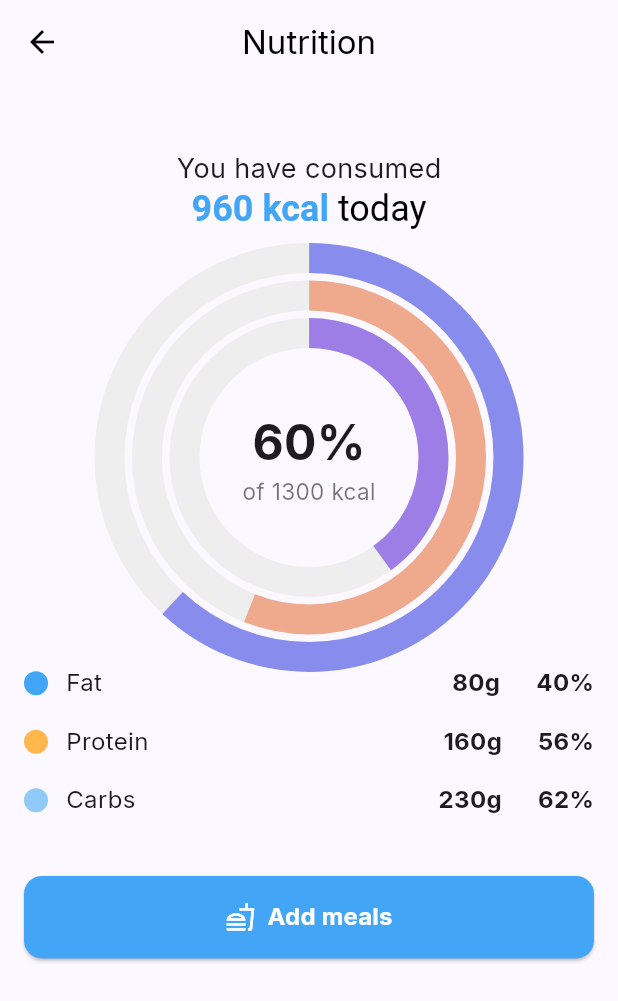
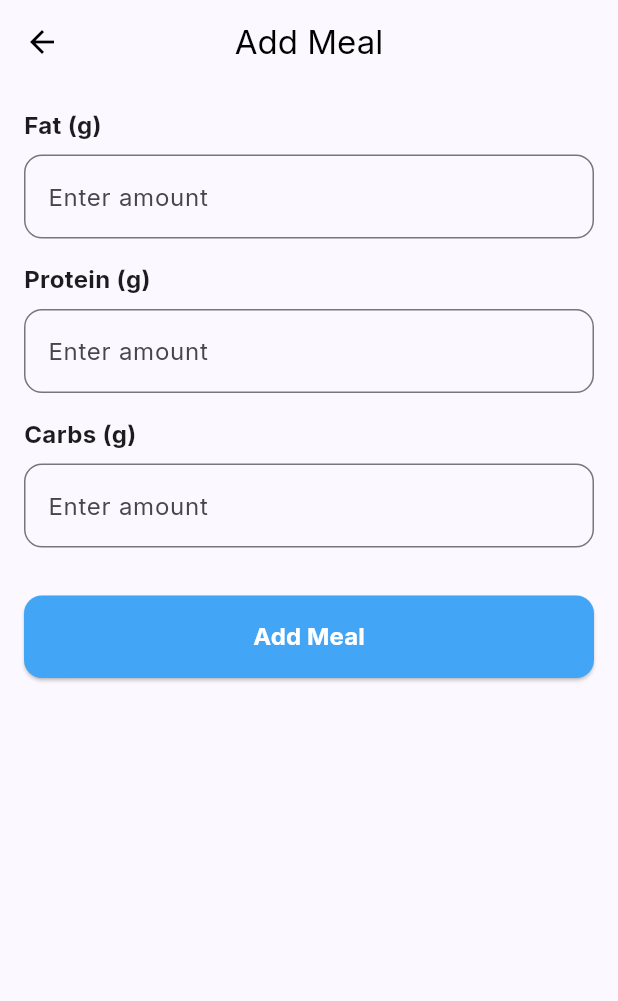
Before and after one commit to RITWIZSINGH/quamin-health-module-frontend, a Flutter app: the NutritionScreen screen opened directly, after a tap on "Add meals", on a phone screen of 412 x 824 dp. Shown: the top 1001 px of the screen. Run offline on Flutter 3.47's test engine with Material 3 defaults, Android fonts, the phone set to English and light mode, and no system bars; our stand-ins replace fl_chart, flutter_svg, go_router, google_fonts; network calls fail.

Commit message:
Implemented a feature to add meals in the nutrition tracker highlight screen

```diff
--- a/lib/main.dart
+++ b/lib/main.dart
@@ -1,7 +1,8 @@
 import 'package:flutter/material.dart';
+import 'package:provider/provider.dart';
 import 'package:quamin_health_module/routes/router.dart';
 import 'package:quamin_health_module/theme/app_theme.dart';
-
+import 'providers/meal_provider.dart';
 void main() {
   runApp(const MyApp());
 }
@@ -11,11 +12,16 @@ class MyApp extends StatelessWidget {
 
   @override
   Widget build(BuildContext context) {
-    return MaterialApp.router(
-      title: 'Health Tracker',
-      theme: AppTheme.lightTheme,
-      routerConfig: router,
-      debugShowCheckedModeBanner: false,
+    return MultiProvider(
+      providers: [
+        ChangeNotifierProvider(create: (_) => MealProvider()),
+      ],
+      child: MaterialApp.router(
+        title: 'Health Tracker',
+        theme: AppTheme.lightTheme,
+        routerConfig: router,
+        debugShowCheckedModeBanner: false,
+      ),
     );
   }
 }
--- /dev/null
+++ b/lib/models/meal.dart
@@ -0,0 +1,27 @@
+class Meal {
+  final double fat;
+  final double protein;
+  final double carbs;
+  final DateTime timestamp;
+
+  Meal({
+    required this.fat,
+    required this.protein,
+    required this.carbs,
+    required this.timestamp,
+  });
+
+  Map<String, dynamic> toJson() => {
+    'fat': fat,
+    'protein': protein,
+    'carbs': carbs,
+    'timestamp': timestamp.toIso8601String(),
+  };
+
+  factory Meal.fromJson(Map<String, dynamic> json) => Meal(
+    fat: json['fat'] as double,
+    protein: json['protein'] as double,
+    carbs: json['carbs'] as double,
+    timestamp: DateTime.parse(json['timestamp'] as String),
+  );
+}
--- /dev/null
+++ b/lib/providers/meal_provider.dart
@@ -0,0 +1,26 @@
+import 'package:flutter/foundation.dart';
+import '../models/meal.dart';
+
+class MealProvider extends ChangeNotifier {
+  final List<Meal> _meals = [];
+
+  List<Meal> get meals => List.unmodifiable(_meals);
+
+  double get totalFat => _meals.fold(0, (sum, meal) => sum + meal.fat);
+  double get totalProtein => _meals.fold(0, (sum, meal) => sum + meal.protein);
+  double get totalCarbs => _meals.fold(0, (sum, meal) => sum + meal.carbs);
+
+  double get fatPercentage => totalFat / 65; // Based on 65g daily value
+  double get proteinPercentage => totalProtein / 50; // Based on 50g daily value
+  double get carbsPercentage => totalCarbs / 300; // Based on 300g daily value
+
+  void addMeal(Meal meal) {
+    _meals.add(meal);
+    notifyListeners();
+  }
+
+  void clearMeals() {
+    _meals.clear();
+    notifyListeners();
+  }
+}
--- a/lib/routes/router.dart
+++ b/lib/routes/router.dart
@@ -10,7 +10,7 @@ final router = GoRouter(
   routes: [
     GoRoute(
       path: '/',
-      builder: (context, state) => const DashboardScreen(),
+      builder: (context, state) => const LaunchScreen(),
     ),
     GoRoute(
       path: '/signup',
--- /dev/null
+++ b/lib/screens/dashboard/highlightscreens/nutrition_tracker_screens/add_meal_screen.dart
@@ -0,0 +1,109 @@
+import 'package:flutter/material.dart';
+import 'package:provider/provider.dart';
+import '/models/meal.dart';
+import '/providers/meal_provider.dart';
+import '/widgets/common/primary_button.dart';
+
+class AddMealScreen extends StatefulWidget {
+  const AddMealScreen({super.key});
+
+  @override
+  State<AddMealScreen> createState() => _AddMealScreenState();
+}
+
+class _AddMealScreenState extends State<AddMealScreen> {
+  final _formKey = GlobalKey<FormState>();
+  double _fat = 0;
+  double _protein = 0;
+  double _carbs = 0;
+
+  @override
+  Widget build(BuildContext context) {
+    return Scaffold(
+      appBar: AppBar(
+        backgroundColor: Colors.transparent,
+        elevation: 0,
+        leading: const BackButton(color: Colors.black),
+        title: const Text(
+          'Add Meal',
+          style: TextStyle(color: Colors.black),
+        ),
+        centerTitle: true,
+      ),
+      body: Form(
+        key: _formKey,
+        child: Padding(
+          padding: const EdgeInsets.all(16.0),
+          child: Column(
+            crossAxisAlignment: CrossAxisAlignment.start,
+            children: [
+              _buildNutrientInput('Fat (g)', (value) {
+                setState(() => _fat = double.parse(value));
+              }),
+              const SizedBox(height: 16),
+              _buildNutrientInput('Protein (g)', (value) {
+                setState(() => _protein = double.parse(value));
+              }),
+              const SizedBox(height: 16),
+              _buildNutrientInput('Carbs (g)', (value) {
+                setState(() => _carbs = double.parse(value));
+              }),
+              const SizedBox(height: 32),
+              PrimaryButton(
+                text: 'Add Meal',
+                onPressed: () {
+                  if (_formKey.currentState!.validate()) {
+                    final meal = Meal(
+                      fat: _fat,
+                      protein: _protein,
+                      carbs: _carbs,
+                      timestamp: DateTime.now(),
+                    );
+
+                    context.read<MealProvider>().addMeal(meal);
+                    Navigator.pop(context);
+                  }
+                },
+              ),
+            ],
+          ),
+        ),
+      ),
+    );
+  }
+
+  Widget _buildNutrientInput(String label, Function(String) onChanged) {
+    return Column(
+      crossAxisAlignment: CrossAxisAlignment.start,
+      children: [
+        Text(
+          label,
+          style: const TextStyle(
+            fontSize: 16,
+            fontWeight: FontWeight.bold,
+          ),
+        ),
+        const SizedBox(height: 8),
+        TextFormField(
+          keyboardType: TextInputType.number,
+          decoration: InputDecoration(
+            border: OutlineInputBorder(
+              borderRadius: BorderRadius.circular(12),
+            ),
+            hintText: 'Enter amount',
+          ),
+          validator: (value) {
+            if (value == null || value.isEmpty) {
+              return 'Please enter a value';
+            }
+            if (double.tryParse(value) == null) {
+              return 'Please enter a valid number';
+            }
+            return null;
+          },
+          onChanged: onChanged,
+        ),
+      ],
+    );
+  }
+}
--- a/lib/screens/dashboard/highlightscreens/nutrition_tracker_screens/nutrition_screen.dart
+++ b/lib/screens/dashboard/highlightscreens/nutrition_tracker_screens/nutrition_screen.dart
@@ -3,6 +3,9 @@ import '/widgets/nutrition_screen_widgets/calorie_summary.dart';
 import '/widgets/nutrition_screen_widgets/nutrition_chart.dart';
 import '/widgets/nutrition_screen_widgets/macros_breakdown.dart';
 import '/widgets/common/primary_button.dart';
+import 'add_meal_screen.dart';
+import 'package:provider/provider.dart';
+import 'package:quamin_health_module/providers/meal_provider.dart';
 
 class NutritionScreen extends StatelessWidget {
   const NutritionScreen({super.key});
@@ -20,25 +23,45 @@ class NutritionScreen extends StatelessWidget {
         ),
         centerTitle: true,
       ),
-      body: SingleChildScrollView(
+      body: Consumer<MealProvider>(
+        builder: (context, mealProvider, child) {
+          return SingleChildScrollView(
             child: Padding(
               padding: const EdgeInsets.all(16.0),
               child: Column(
                 crossAxisAlignment: CrossAxisAlignment.start,
-            children: const [
-              CalorieSummary(),
-              SizedBox(height: 24),
-              NutritionChart(),
-              SizedBox(height: 24),
-              MacrosBreakdown(),
-              SizedBox(height: 24),
+                children: [
+                  const CalorieSummary(),
+                  const SizedBox(height: 24),
+                  NutritionChart(
+                    fatPercentage: mealProvider.fatPercentage,
+                    proteinPercentage: mealProvider.proteinPercentage,
+                    carbsPercentage: mealProvider.carbsPercentage,
+                  ),
+                  const SizedBox(height: 24),
+                  MacrosBreakdown(
+                    fatPercentage: mealProvider.fatPercentage,
+                    proteinPercentage: mealProvider.proteinPercentage,
+                    carbsPercentage: mealProvider.carbsPercentage,
+                  ),
+                  const SizedBox(height: 24),
                   PrimaryButton(
                     text: 'Add meals',
-                icon: Icons.fastfood_outlined,
+                    icon: Icons.add,
+                    onPressed: () {
+                      Navigator.push(
+                        context,
+                        MaterialPageRoute(
+                          builder: (context) => const AddMealScreen(),
+                        ),
+                      );
+                    },
                   ),
                 ],
               ),
             ),
+          );
+        },
       ),
     );
   }
--- a/lib/widgets/nutrition_screen_widgets/macros_breakdown.dart
+++ b/lib/widgets/nutrition_screen_widgets/macros_breakdown.dart
@@ -1,27 +1,34 @@
 import 'package:flutter/material.dart';
 
 class MacrosBreakdown extends StatelessWidget {
-  const MacrosBreakdown({super.key});
+  final double fatPercentage;
+  final double proteinPercentage;
+  final double carbsPercentage;
+
+  const MacrosBreakdown({
+    super.key,
+    required this.fatPercentage,
+    required this.proteinPercentage,
+    required this.carbsPercentage,
+  });
 
   @override
   Widget build(BuildContext context) {
-
-    return Padding(
-      padding: const EdgeInsets.only(top: 15.0, bottom: 15),
-      child: Column(
-        children: [
-          _buildMacroRow('Fat', '80g', '40%', Colors.blue[400]!),
-          const SizedBox(height: 16),
-          _buildMacroRow('Protein', '160g', '56%', Colors.orange[300]!),
-          const SizedBox(height: 16),
-          _buildMacroRow('Carbs', '230g', '62%', Colors.blue[200]!),
-        ],
-      ),
+    return Column(
+      children: [
+        _buildMacroRow('Fat', '${(fatPercentage * 65).toStringAsFixed(1)}g',
+          '${(fatPercentage * 100).toStringAsFixed(0)}%', Colors.blue[400]!),
+        const SizedBox(height: 16),
+        _buildMacroRow('Protein', '${(proteinPercentage * 50).toStringAsFixed(1)}g',
+          '${(proteinPercentage * 100).toStringAsFixed(0)}%', Colors.orange[300]!),
+        const SizedBox(height: 16),
+        _buildMacroRow('Carbs', '${(carbsPercentage * 300).toStringAsFixed(1)}g',
+          '${(carbsPercentage * 100).toStringAsFixed(0)}%', Colors.blue[200]!),
+      ],
     );
   }
 
-  Widget _buildMacroRow(
-      String name, String grams, String percentage, Color color) {
+  Widget _buildMacroRow(String name, String grams, String percentage, Color color) {
     return Row(
       children: [
         Container(
--- a/lib/widgets/nutrition_screen_widgets/nutrition_chart.dart
+++ b/lib/widgets/nutrition_screen_widgets/nutrition_chart.dart
@@ -1,42 +1,47 @@
 import 'package:flutter/material.dart';
 
 class NutritionChart extends StatelessWidget {
-  const NutritionChart({super.key});
+  final double fatPercentage;
+  final double proteinPercentage;
+  final double carbsPercentage;
+
+  const NutritionChart({
+    super.key,
+    required this.fatPercentage,
+    required this.proteinPercentage,
+    required this.carbsPercentage,
+  });
 
   @override
   Widget build(BuildContext context) {
     return SizedBox(
       height: 200,
-      child: Padding(
-        padding: const EdgeInsets.all(0.0),
       child: CustomPaint(
-          painter: NutritionRingPainter(),
+        painter: NutritionRingPainter(
+          fatPercentage: fatPercentage,
+          proteinPercentage: proteinPercentage,
+          carbsPercentage: carbsPercentage,
+        ),
         child: Center(
           child: Column(
             mainAxisAlignment: MainAxisAlignment.center,
-              children: const [
-                SizedBox(
-                  height: 12,
-                ),
-                Text(
+            children: [
+              const Text(
                 '60%',
                 style: TextStyle(
                   fontSize: 32,
                   fontWeight: FontWeight.bold,
                 ),
               ),
-                Text(
+              const SizedBox(height: 8), // Added spacing
+              const Text(
                 'of 1300 kcal',
                 style: TextStyle(
                   color: Colors.black54,
-                    fontSize: 15,
+                  fontSize: 16,
                 ),
               ),
-                SizedBox(
-                  height: 12,
-                )
             ],
-            ),
           ),
         ),
       ),
@@ -45,6 +50,16 @@ class NutritionChart extends StatelessWidget {
 }
 
 class NutritionRingPainter extends CustomPainter {
+  final double fatPercentage;
+  final double proteinPercentage;
+  final double carbsPercentage;
+
+  NutritionRingPainter({
+    required this.fatPercentage,
+    required this.proteinPercentage,
+    required this.carbsPercentage,
+  });
+
   @override
   void paint(Canvas canvas, Size size) {
     final center = Offset(size.width / 2, size.height / 2);
@@ -53,31 +68,62 @@ class NutritionRingPainter extends CustomPainter {
 
     final paint = Paint()
       ..style = PaintingStyle.stroke
-      ..strokeWidth = strokeWidth;
+      ..strokeWidth = strokeWidth
+      ..strokeCap = StrokeCap.round; // Added rounded ends
 
     // Background rings
     paint.color = Colors.grey[200]!;
-    canvas.drawCircle(center, radius, paint);
-    canvas.drawCircle(center, radius - strokeWidth - 5, paint);
-    canvas.drawCircle(center, radius - (strokeWidth + 5) * 2, paint);
+    canvas.drawArc(
+      Rect.fromCircle(center: center, radius: radius),
+      -1.57,
+      6.28,
+      false,
+      paint,
+    );
+    canvas.drawArc(
+      Rect.fromCircle(center: center, radius: radius - strokeWidth - 5),
+      -1.57,
+      6.28,
+      false,
+      paint,
+    );
+    canvas.drawArc(
+      Rect.fromCircle(center: center, radius: radius - (strokeWidth + 5) * 2),
+      -1.57,
+      6.28,
+      false,
+      paint,
+    );
 
     // Progress rings
-    final rect = Rect.fromCircle(center: center, radius: radius);
-    final innerRect =
-        Rect.fromCircle(center: center, radius: radius - strokeWidth - 5);
-    final innermostRect =
-        Rect.fromCircle(center: center, radius: radius - (strokeWidth + 5) * 2);
+    paint.color = Colors.blue[400]!;
+    canvas.drawArc(
+      Rect.fromCircle(center: center, radius: radius),
+      -1.57,
+      6.28 * fatPercentage,
+      false,
+      paint,
+    );
 
-    paint.color = Color(0XFF878CED);
-    canvas.drawArc(rect, -1.57, 3.14 * 1.24, false, paint);
+    paint.color = Colors.orange[300]!;
+    canvas.drawArc(
+      Rect.fromCircle(center: center, radius: radius - strokeWidth - 5),
+      -1.57,
+      6.28 * proteinPercentage,
+      false,
+      paint,
+    );
 
-    paint.color = Color(0xFFefa98d);
-    canvas.drawArc(innerRect, -1.57, 3.14 * 1.12, false, paint);
-
-    paint.color = Color(0XFF9D7EE7);
-    canvas.drawArc(innermostRect, -1.57, 3.14 * 0.8, false, paint);
+    paint.color = Colors.blue[200]!;
+    canvas.drawArc(
+      Rect.fromCircle(center: center, radius: radius - (strokeWidth + 5) * 2),
+      -1.57,
+      6.28 * carbsPercentage,
+      false,
+      paint,
+    );
   }
 
   @override
-  bool shouldRepaint(CustomPainter oldDelegate) => false;
+  bool shouldRepaint(CustomPainter oldDelegate) => true;
 }
--- a/pubspec.yaml
+++ b/pubspec.yaml
@@ -40,6 +40,7 @@ dependencies:
   fl_chart: ^0.69.2
   charts_flutter: ^0.12.0
   vector_math: ^2.1.4
+  provider: ^6.1.2
 
 dev_dependencies:
   flutter_test:
```
Also changed, not shown: pubspec.lock. Lines whose indentation alone changed are shown as unchanged.
